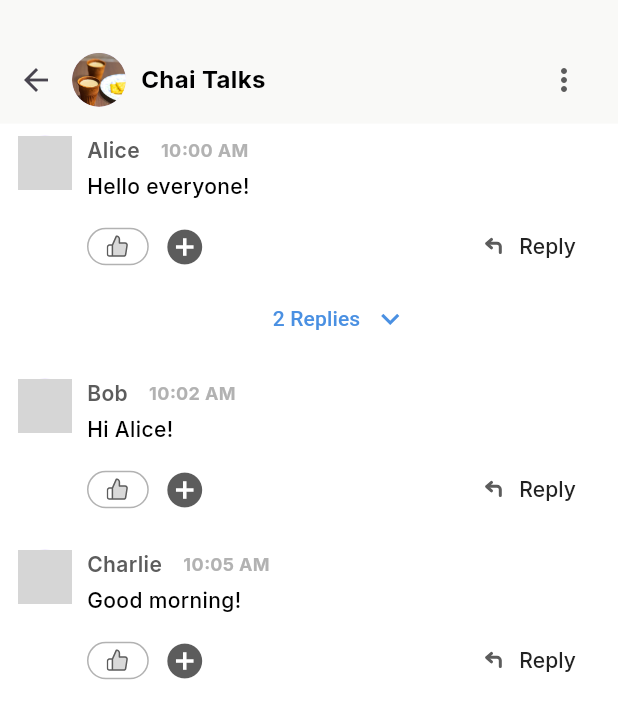
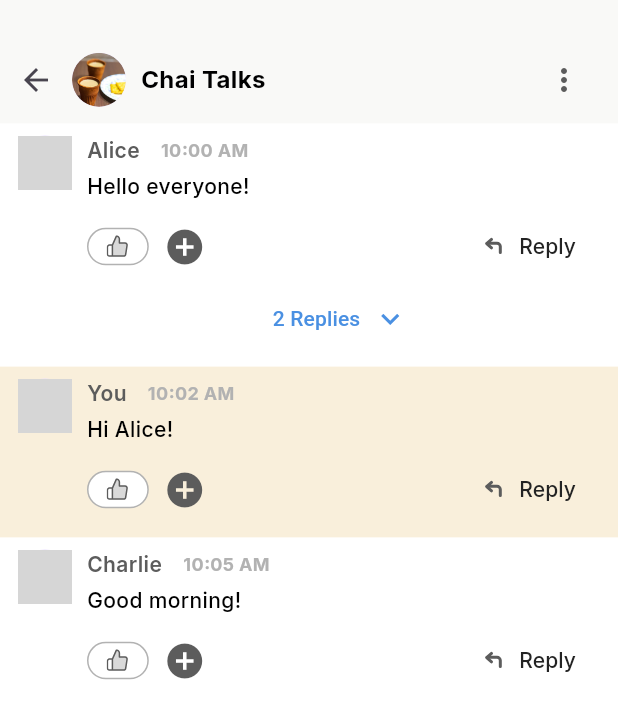
Before and after one commit to senioradventure/app-demo, a Flutter app: the screen it shows after launch, on a phone screen of 412 x 824 dp. Shown: the top 719 px of the screen. Run offline on Flutter 3.47's test engine with Material 3 defaults, Android fonts, the phone set to English and light mode, and no system bars; our stand-ins replace dio, flutter_svg, google_fonts, image_picker; network calls fail; grey boxes are pictures that could not be loaded.

Commit message:
color correction of replies in mycircle chatroom

```diff
--- a/lib/features/my_circle_chatroom/presentation/widgets/message_actions.dart
+++ b/lib/features/my_circle_chatroom/presentation/widgets/message_actions.dart
@@ -5,8 +5,13 @@ import 'package:senior_circle/theme/texttheme/text_theme.dart';
 
 class MessageActions extends StatelessWidget {
   final VoidCallback onReplyTap;
+  final bool isReply;
 
-  const MessageActions({super.key, required this.onReplyTap});
+  const MessageActions({
+    super.key,
+    required this.onReplyTap,
+    this.isReply = false,
+  });
 
   @override
   Widget build(BuildContext context) {
@@ -34,6 +39,8 @@ class MessageActions extends StatelessWidget {
         ),
 
         const Spacer(),
+
+        if (!isReply)
           TextButton.icon(
             onPressed: onReplyTap,
             icon: SvgPicture.asset('assets/icons/reply_icon.svg'),
--- a/lib/features/my_circle_chatroom/presentation/widgets/message_replies.dart
+++ b/lib/features/my_circle_chatroom/presentation/widgets/message_replies.dart
@@ -1,7 +1,6 @@
 import 'package:flutter/material.dart';
 import 'package:senior_circle/features/my_circle_chatroom/models/message_model.dart';
 import 'package:senior_circle/features/my_circle_chatroom/presentation/widgets/my_circle_chatroom_messages.dart';
-
 
 class MessageReplies extends StatelessWidget {
   final List<Message> replies;
@@ -10,14 +9,10 @@ class MessageReplies extends StatelessWidget {
 
   @override
   Widget build(BuildContext context) {
-    return Padding(
-      padding: const EdgeInsets.only(top: 6),
-      child: Column(
-        crossAxisAlignment: CrossAxisAlignment.start,
-        children: replies
-            .map((reply) => MessageCard(message: reply))
-            .toList(),
-      ),
+    return Column(
+      children: replies
+          .map((reply) => MessageCard(message: reply, isReply: true))
+          .toList(),
     );
   }
 }
--- a/lib/features/my_circle_chatroom/presentation/widgets/my_circle_chatroom_messages.dart
+++ b/lib/features/my_circle_chatroom/presentation/widgets/my_circle_chatroom_messages.dart
@@ -1,10 +1,9 @@
-
 import 'package:flutter/material.dart';
 import 'package:senior_circle/features/my_circle_chatroom/presentation/widgets/message_actions.dart';
-import 'package:senior_circle/features/my_circle_chatroom/presentation/widgets/message_replies.dart';import 'package:senior_circle/features/my_circle_chatroom/models/message_model.dart';
+import 'package:senior_circle/features/my_circle_chatroom/presentation/widgets/message_replies.dart';
+import 'package:senior_circle/features/my_circle_chatroom/models/message_model.dart';
 import 'package:senior_circle/theme/colors/app_colors.dart';
 import 'package:senior_circle/theme/texttheme/text_theme.dart';
-
 
 final List<Message> messages = [
   Message(
@@ -16,14 +15,14 @@ final List<Message> messages = [
     replies: [
       Message(
         id: '1-1',
-        sender: 'Bob',
+        sender: 'You',
         avatar: 'https://i.pravatar.cc/150?img=2',
         text: 'Hi Alice!',
         time: '10:03 AM',
       ),
       Message(
-        id: '1-1',
-        sender: 'clara',
+        id: '1-2',
+        sender: 'Clara',
         avatar: 'https://i.pravatar.cc/150?img=2',
         text: 'Hi Alice!',
         time: '10:03 AM',
@@ -33,7 +32,7 @@ final List<Message> messages = [
   ),
   Message(
     id: '2',
-    sender: 'Bob',
+    sender: 'You',
     avatar: 'https://i.pravatar.cc/150?img=2',
     text: 'Hi Alice!',
     time: '10:02 AM',
@@ -48,11 +47,11 @@ final List<Message> messages = [
   ),
 ];
 
-
 class MessageCard extends StatefulWidget {
   final Message message;
+  final bool isReply;
 
-  const MessageCard({super.key, required this.message});
+  const MessageCard({super.key, required this.message, this.isReply = false});
 
   @override
   State<MessageCard> createState() => _MessageCardState();
@@ -63,7 +62,11 @@ class _MessageCardState extends State<MessageCard> {
   Widget build(BuildContext context) {
     final message = widget.message;
 
-    return Padding(
+    return Container(
+      color: message.sender.toLowerCase() == 'you'
+          ? const Color(0xFFF9EFDB)
+          : AppColors.white,
+      child: Padding(
         padding: const EdgeInsets.symmetric(vertical: 8.0, horizontal: 12),
         child: Row(
           crossAxisAlignment: CrossAxisAlignment.start,
@@ -80,51 +83,64 @@ class _MessageCardState extends State<MessageCard> {
                 children: [
                   _buildHeader(message),
                   const SizedBox(height: 4),
-                Text(message.text,
-                    style: AppTextTheme.lightTextTheme.bodyMedium),
+                  Text(
+                    message.text,
+                    style: AppTextTheme.lightTextTheme.bodyMedium,
+                  ),
                   const SizedBox(height: 6),
 
-                MessageActions(
-                  onReplyTap: () {},
-                ),
+                  MessageActions(onReplyTap: () {}, isReply: widget.isReply),
 
-                if (message.replies.isNotEmpty)
-                  _buildReplyButton(message),
+                  if (message.replies.isNotEmpty) _buildReplyButton(message),
 
                   if (message.isThreadOpen)
                     MessageReplies(replies: message.replies),
                 ],
               ),
-          )
+            ),
           ],
+        ),
       ),
     );
   }
 
   Widget _buildHeader(Message message) => Row(
     children: [
-      Text(message.sender, style: AppTextTheme.lightTextTheme.labelMedium?.copyWith(
+      Text(
+        message.sender,
+        style: AppTextTheme.lightTextTheme.labelMedium?.copyWith(
           fontWeight: FontWeight.w600,
-      )),
+        ),
+      ),
       const SizedBox(width: 14),
-      Text(message.time, style: AppTextTheme.lightTextTheme.labelSmall?.copyWith(
-       fontWeight: FontWeight.w700),
+      Text(
+        message.time,
+        style: AppTextTheme.lightTextTheme.labelSmall?.copyWith(
+          fontWeight: FontWeight.w700,
+        ),
       ),
     ],
   );
 
   Widget _buildReplyButton(Message message) => Center(
     child: TextButton.icon(
-      onPressed: () => setState(() => message.isThreadOpen = !message.isThreadOpen),
+      onPressed: () =>
+          setState(() => message.isThreadOpen = !message.isThreadOpen),
       label: Text(
         "${message.replies.length} Replies",
         style: TextStyle(
-          color: message.isThreadOpen ? AppColors.textDarkGray : AppColors.buttonBlue,
+          color: message.isThreadOpen
+              ? AppColors.textDarkGray
+              : AppColors.buttonBlue,
         ),
       ),
       icon: Icon(
-        message.isThreadOpen ? Icons.keyboard_arrow_up : Icons.keyboard_arrow_down,
-        color: message.isThreadOpen ? AppColors.textDarkGray : AppColors.buttonBlue,
+        message.isThreadOpen
+            ? Icons.keyboard_arrow_up
+            : Icons.keyboard_arrow_down,
+        color: message.isThreadOpen
+            ? AppColors.textDarkGray
+            : AppColors.buttonBlue,
         size: 24,
       ),
       iconAlignment: IconAlignment.end,
```
Lines whose indentation alone changed are shown as unchanged.
